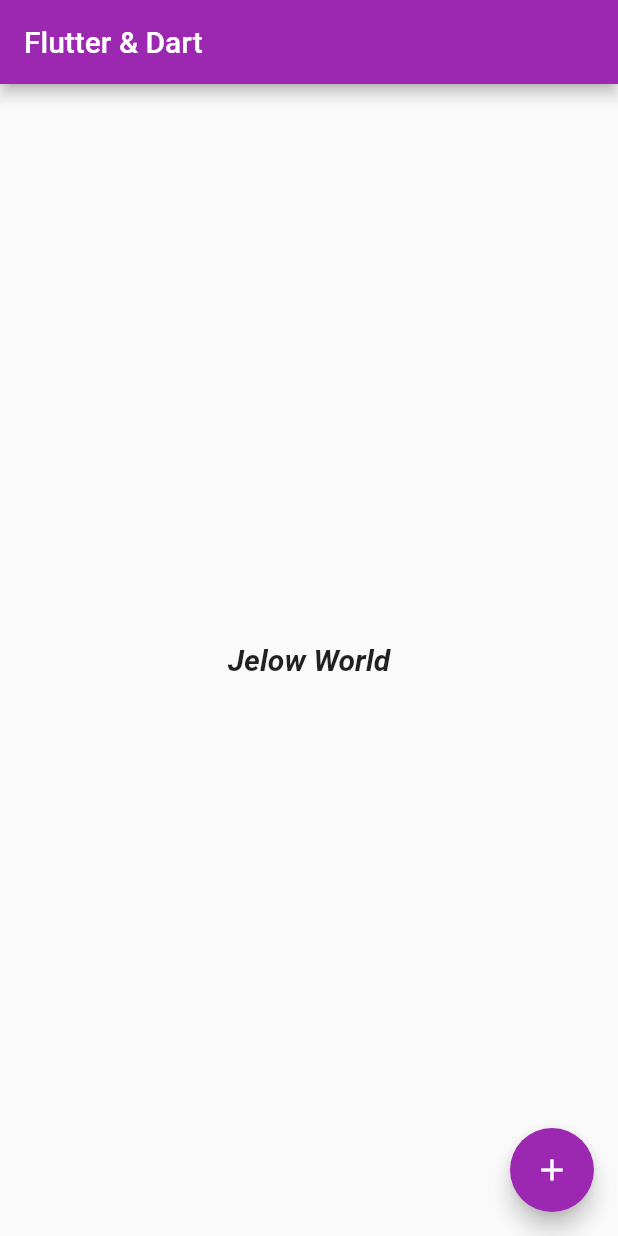
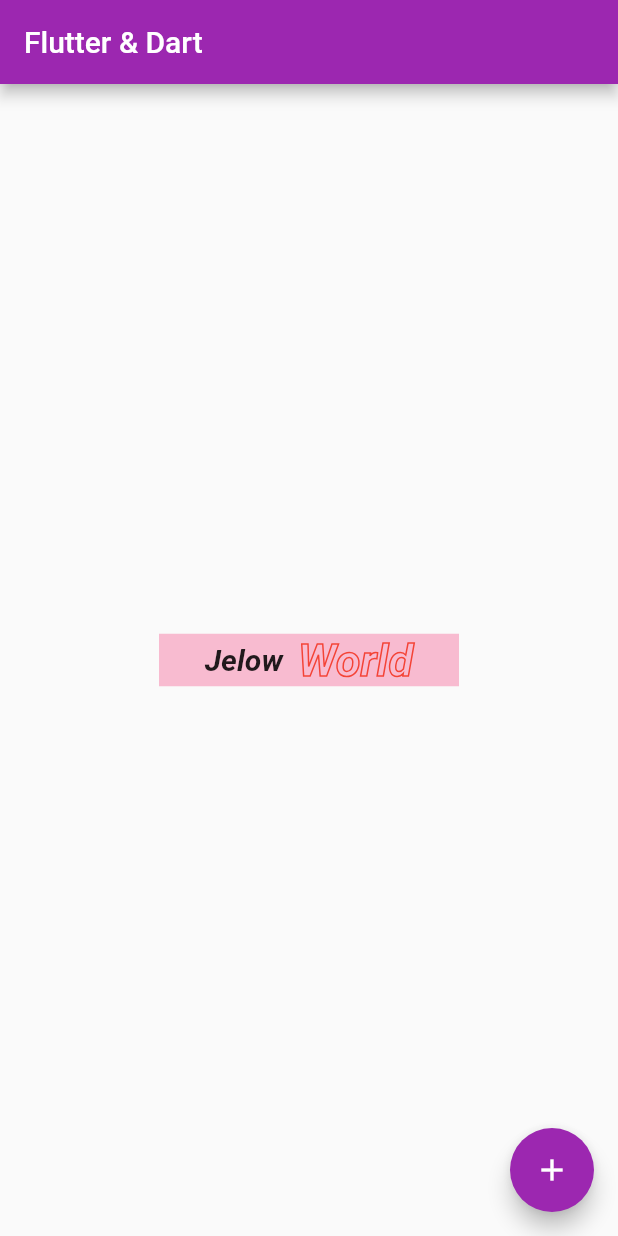
Before and after one commit to DiaDeMuertos/Udemy_section2, a Flutter app: the screen it shows after launch, on a phone screen of 412 x 824 dp. Run offline on Flutter 3.47's test engine with Material 2 defaults, Android fonts, the phone set to English and light mode, and no system bars.

```diff
--- a/lib/main.dart
+++ b/lib/main.dart
@@ -43,15 +43,35 @@ class _MyHomePageState extends State<MyHomePage> {
       ),
       body: Center(
         child: Container(
+          color: Colors.pink[100],
           width: 200,
-          child: Text(
-            'Jelow World',
-            style: TextStyle(
-              fontStyle: FontStyle.italic,
-              fontSize: 20,
-              fontWeight: FontWeight.bold,
-            ),
-            textAlign: TextAlign.center,
+          child: Row(
+            mainAxisAlignment: MainAxisAlignment.center,
+            children: <Widget>[
+              Text(
+                'Jelow',
+                style: TextStyle(
+                  fontStyle: FontStyle.italic,
+                  fontSize: 20,
+                  fontWeight: FontWeight.bold,
+                ),
+              ),
+              SizedBox(
+                width: 10,
+              ),
+              Text(
+                'World',
+                style: TextStyle(
+                  fontStyle: FontStyle.italic,
+                  fontWeight: FontWeight.bold,
+                  fontSize: 30,
+                  foreground: Paint()
+                    ..strokeWidth = 1
+                    ..color = Colors.red
+                    ..style = PaintingStyle.stroke,
+                ),
+              ),
+            ],
           ),
         ),
       ),
```
